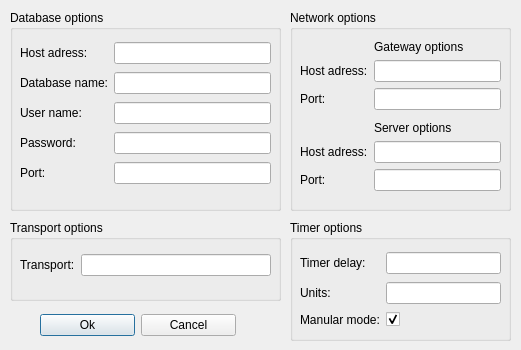
This is ddocclient/app/dyndoc_synch/UserInterface/dyndocForm/options_dialog.ui in YuriyRusinov/reper as Qt 5 draws it before an edit. The edited form follows.
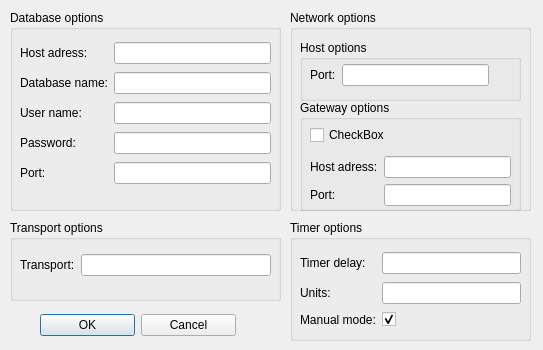
This is the edited form.

```diff
--- a/ddocclient/app/dyndoc_synch/UserInterface/dyndocForm/options_dialog.ui
+++ b/ddocclient/app/dyndoc_synch/UserInterface/dyndocForm/options_dialog.ui
@@ -6,10 +6,28 @@
    <rect>
     <x>0</x>
     <y>0</y>
-    <width>521</width>
+    <width>543</width>
     <height>350</height>
    </rect>
   </property>
+  <property name="sizePolicy">
+   <sizepolicy hsizetype="Fixed" vsizetype="Fixed">
+    <horstretch>0</horstretch>
+    <verstretch>0</verstretch>
+   </sizepolicy>
+  </property>
+  <property name="minimumSize">
+   <size>
+    <width>543</width>
+    <height>350</height>
+   </size>
+  </property>
+  <property name="maximumSize">
+   <size>
+    <width>543</width>
+    <height>350</height>
+   </size>
+  </property>
   <property name="windowTitle">
    <string>Options</string>
   </property>
@@ -131,7 +149,7 @@
     <rect>
      <x>290</x>
      <y>10</y>
-     <width>221</width>
+     <width>241</width>
      <height>201</height>
     </rect>
    </property>
@@ -141,84 +159,98 @@
    <property name="title">
     <string>Network options</string>
    </property>
-   <widget class="QWidget" name="gridLayoutWidget_3">
+   <widget class="QGroupBox" name="groupBox">
     <property name="geometry">
      <rect>
       <x>10</x>
       <y>30</y>
-      <width>201</width>
-      <height>151</height>
+      <width>221</width>
+      <height>61</height>
      </rect>
     </property>
-    <layout class="QGridLayout" name="gridLayout_3">
-     <item row="5" column="1">
-      <widget class="QLineEdit" name="lineEdit_hostServer"/>
-     </item>
-     <item row="1" column="1">
-      <widget class="QLineEdit" name="lineEdit_hostGateway"/>
-     </item>
-     <item row="2" column="1">
-      <widget class="QLineEdit" name="lineEdit_portGateway"/>
-     </item>
-     <item row="6" column="1">
-      <widget class="QLineEdit" name="lineEdit_hostPort"/>
-     </item>
-     <item row="1" column="0">
-      <widget class="QLabel" name="label_12">
-       <property name="text">
-        <string>Host adress:</string>
-       </property>
-      </widget>
-     </item>
-     <item row="2" column="0">
-      <widget class="QLabel" name="label_13">
-       <property name="text">
-        <string>Port:</string>
-       </property>
-      </widget>
-     </item>
-     <item row="5" column="0">
-      <widget class="QLabel" name="label_15">
-       <property name="text">
-        <string>Host adress:</string>
-       </property>
-      </widget>
-     </item>
-     <item row="6" column="0">
-      <widget class="QLabel" name="label_16">
-       <property name="text">
-        <string>Port:</string>
-       </property>
-      </widget>
-     </item>
-     <item row="0" column="1">
-      <widget class="QLabel" name="label_37">
-       <property name="text">
-        <string>Gateway options</string>
-       </property>
-      </widget>
-     </item>
-     <item row="4" column="1">
-      <widget class="QLabel" name="label_38">
-       <property name="text">
-        <string>Server options</string>
-       </property>
-      </widget>
-     </item>
-     <item row="3" column="1">
-      <spacer name="verticalSpacer">
-       <property name="orientation">
-        <enum>Qt::Vertical</enum>
-       </property>
-       <property name="sizeHint" stdset="0">
-        <size>
-         <width>20</width>
-         <height>40</height>
-        </size>
-       </property>
-      </spacer>
-     </item>
-    </layout>
+    <property name="title">
+     <string>Host options</string>
+    </property>
+    <widget class="QWidget" name="gridLayoutWidget_7">
+     <property name="geometry">
+      <rect>
+       <x>10</x>
+       <y>20</y>
+       <width>179</width>
+       <height>31</height>
+      </rect>
+     </property>
+     <layout class="QGridLayout" name="gridLayout_7">
+      <item row="0" column="1">
+       <widget class="QLineEdit" name="lineEdit_portServer"/>
+      </item>
+      <item row="0" column="0">
+       <widget class="QLabel" name="labelPortServer">
+        <property name="text">
+         <string>Port:</string>
+        </property>
+       </widget>
+      </item>
+     </layout>
+    </widget>
+   </widget>
+   <widget class="QGroupBox" name="groupBox_3">
+    <property name="geometry">
+     <rect>
+      <x>10</x>
+      <y>90</y>
+      <width>221</width>
+      <height>111</height>
+     </rect>
+    </property>
+    <property name="title">
+     <string>Gateway options</string>
+    </property>
+    <widget class="QWidget" name="verticalLayoutWidget">
+     <property name="geometry">
+      <rect>
+       <x>10</x>
+       <y>20</y>
+       <width>201</width>
+       <height>91</height>
+      </rect>
+     </property>
+     <layout class="QVBoxLayout" name="verticalLayout">
+      <item>
+       <widget class="QCheckBox" name="checkBox_2">
+        <property name="text">
+         <string>CheckBox</string>
+        </property>
+       </widget>
+      </item>
+      <item>
+       <layout class="QGridLayout" name="gridLayout_6">
+        <item row="1" column="1">
+         <widget class="QLineEdit" name="lineEdit_portGateway"/>
+        </item>
+        <item row="1" column="0">
+         <widget class="QLabel" name="label_13">
+          <property name="text">
+           <string>Port:</string>
+          </property>
+         </widget>
+        </item>
+        <item row="0" column="1">
+         <widget class="QLineEdit" name="lineEdit_hostGateway"/>
+        </item>
+        <item row="0" column="0">
+         <widget class="QLabel" name="label_GatewayHost">
+          <property name="text">
+           <string>Host adress:</string>
+          </property>
+         </widget>
+        </item>
+       </layout>
+      </item>
+     </layout>
+    </widget>
+    <zorder>verticalLayoutWidget</zorder>
+    <zorder>verticalLayoutWidget</zorder>
    </widget>
   </widget>
   <widget class="QGroupBox" name="groupBox_Timer">
@@ -226,7 +258,7 @@
     <rect>
      <x>290</x>
      <y>220</y>
-     <width>221</width>
+     <width>241</width>
      <height>121</height>
     </rect>
    </property>
@@ -238,7 +270,7 @@
      <rect>
       <x>10</x>
       <y>30</y>
-      <width>201</width>
+      <width>221</width>
       <height>79</height>
      </rect>
     </property>
@@ -266,7 +298,7 @@
      <item row="2" column="0">
       <widget class="QLabel" name="label_19">
        <property name="text">
-        <string>Manular mode:</string>
+        <string>Manual mode:</string>
        </property>
       </widget>
      </item>
@@ -296,7 +328,7 @@
     <item>
      <widget class="QPushButton" name="Ok">
       <property name="text">
-       <string>Ok</string>
+       <string>OK</string>
       </property>
      </widget>
     </item>
```
Left out of the diff: 17 changed lines with no effect on the pictures.
